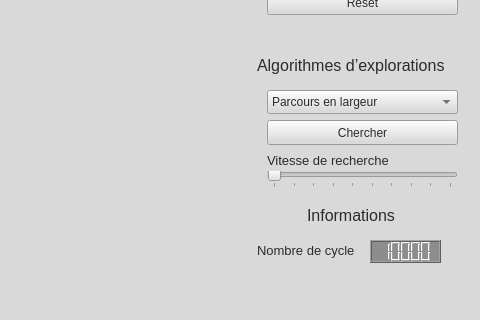
This is mainwindow.ui in Maxlo24/Project_CPP_4ETI as Qt 5 draws it before an edit; both pictures show x 423 to 903 and y 180 to 500 of the 903 by 602 pixel window. The edited form follows.
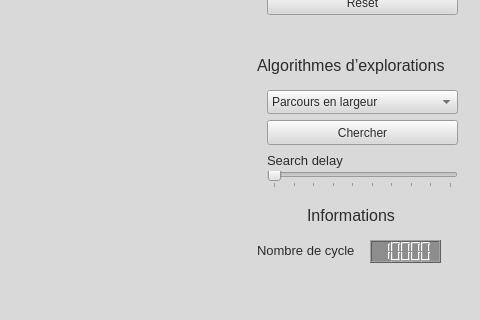
This is the edited form.

Patch:
```diff
--- a/mainwindow.ui
+++ b/mainwindow.ui
@@ -169,7 +169,7 @@
      </font>
     </property>
     <property name="text">
-     <string>Vitesse de recherche</string>
+     <string>Search delay</string>
     </property>
    </widget>
    <widget class="QSlider" name="brush_Size_Slider">
```
